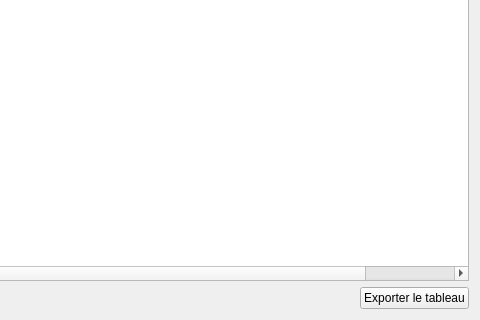
Old version of the form src/ui/tabs/list2_tab.ui in the repository seigneurfuo/MyAnimeManager3; both pictures show x 370 to 850 and y 226 to 546 of the 850 by 546 pixel window.
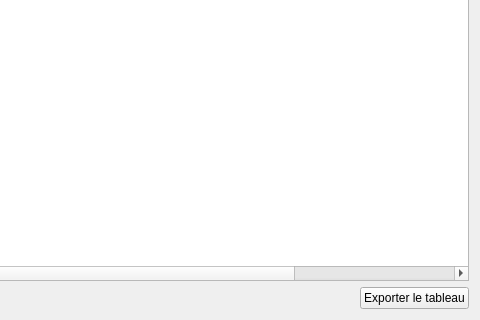
New version of the form.

Commit message: - Correction de l'état de la série sur la liste 2 + ajout des icones. - Ajout d'une case à cocher pour les favoris dans la liste 2.

The edit to the form file:
```diff
--- a/src/ui/tabs/list2_tab.ui
+++ b/src/ui/tabs/list2_tab.ui
@@ -64,6 +64,11 @@
        <string>Nb. visionnages</string>
       </property>
      </column>
+     <column>
+      <property name="text">
+       <string>Favori</string>
+      </property>
+     </column>
     </widget>
    </item>
    <item row="1" column="0">
```
The commit also changes 1 other file.
